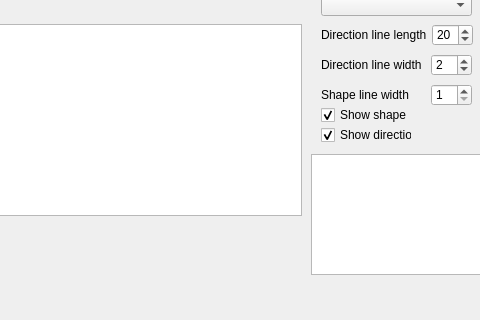
Above: mainwindow.ui from marcinkociolek/BasicDirMapViewer before the change; both pictures show x 199 to 679 and y 293 to 613 of the 910 by 613 pixel window. Below: the same form after it.
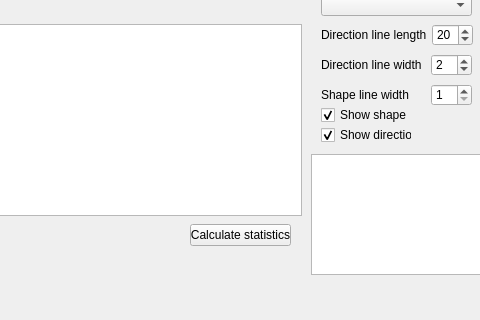
That is the form after the change.

Commit message: feature statistics added

```diff
--- a/mainwindow.ui
+++ b/mainwindow.ui
@@ -749,6 +749,19 @@
      </rect>
     </property>
    </widget>
+   <widget class="QPushButton" name="pushButtonCalculateStatistics">
+    <property name="geometry">
+     <rect>
+      <x>389</x>
+      <y>500</y>
+      <width>101</width>
+      <height>22</height>
+     </rect>
+    </property>
+    <property name="text">
+     <string>Calculate statistics</string>
+    </property>
+   </widget>
   </widget>
   <widget class="QMenuBar" name="menuBar">
    <property name="geometry">
```
The commit also changes 3 other files.
